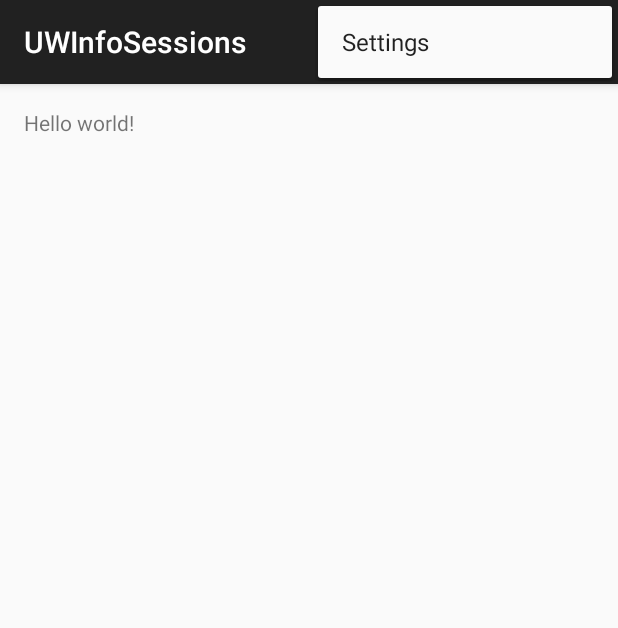
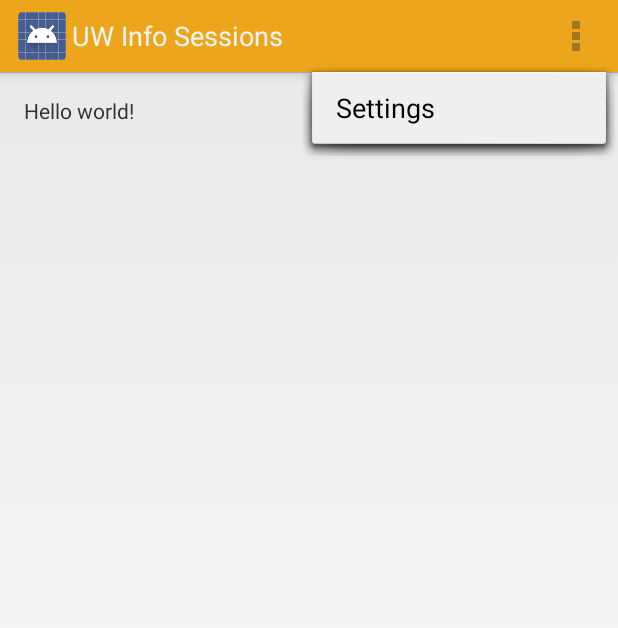
Before and after one commit to vishalshubham/Waterloo-Info-Sessions-application, an Android app: the screen it shows after launch (MainActivity), with the options menu open, on a phone screen of 412 x 824 dp. Shown: the top 628 px of the screen. Run offline under Robolectric (Android 15) with nearby library versions, the phone set to English and light mode, and no system bars.

Commit message:
Icons added

```diff
--- a/app/src/main/AndroidManifest.xml
+++ b/app/src/main/AndroidManifest.xml
@@ -6,7 +6,7 @@
         android:allowBackup="true"
         android:icon="@mipmap/ic_launcher"
         android:label="@string/app_name"
-        android:theme="@style/AppTheme" >
+        android:theme="@style/CustomActionBarTheme" >
         <activity
             android:name=".MainActivity"
             android:label="@string/app_name" >
--- a/app/src/main/java/uwinfosessions/uwinfosessions/MainActivity.java
+++ b/app/src/main/java/uwinfosessions/uwinfosessions/MainActivity.java
@@ -1,12 +1,13 @@
 package uwinfosessions.uwinfosessions;
 
+import android.app.Activity;
 import android.support.v7.app.ActionBarActivity;
 import android.os.Bundle;
 import android.view.Menu;
 import android.view.MenuItem;
 
 
-public class MainActivity extends ActionBarActivity {
+public class MainActivity extends Activity {
 
     @Override
     protected void onCreate(Bundle savedInstanceState) {
--- a/app/src/main/res/values/strings.xml
+++ b/app/src/main/res/values/strings.xml
@@ -1,5 +1,5 @@
 <resources>
-    <string name="app_name">UWInfoSessions</string>
+    <string name="app_name">UW Info Sessions</string>
 
     <string name="hello_world">Hello world!</string>
     <string name="action_settings">Settings</string>
--- a/app/src/main/res/values/styles.xml
+++ b/app/src/main/res/values/styles.xml
@@ -1,8 +1,19 @@
 <resources>
 
     <!-- Base application theme. -->
-    <style name="AppTheme" parent="Theme.AppCompat.Light.DarkActionBar">
+    <style name="AppTheme" parent="android:Theme.Holo.Light">
         <!-- Customize your theme here. -->
     </style>
 
+    <style name="CustomActionBarTheme"
+        parent="@android:style/Theme.Holo.Light">
+        <item name="android:actionBarStyle">@style/MyActionBar</item>
+    </style>
+
+    <!-- ActionBar styles -->
+    <style name="MyActionBar"
+        parent="@android:style/Widget.Holo.Light.ActionBar.Solid.Inverse">
+        <item name="android:background">#EDA61B</item>
+    </style>
+
 </resources>
```
Also changed, not shown: app/src/main/res/mipmap-hdpi/ic_launcher.png, app/src/main/res/mipmap-mdpi/ic_launcher.png, app/src/main/res/mipmap-xhdpi/ic_launcher.png, app/src/main/res/mipmap-xxhdpi/ic_launcher.png, app/src/main/res/mipmap-xxxhdpi/ic_launcher.png (added), 1 other file.
